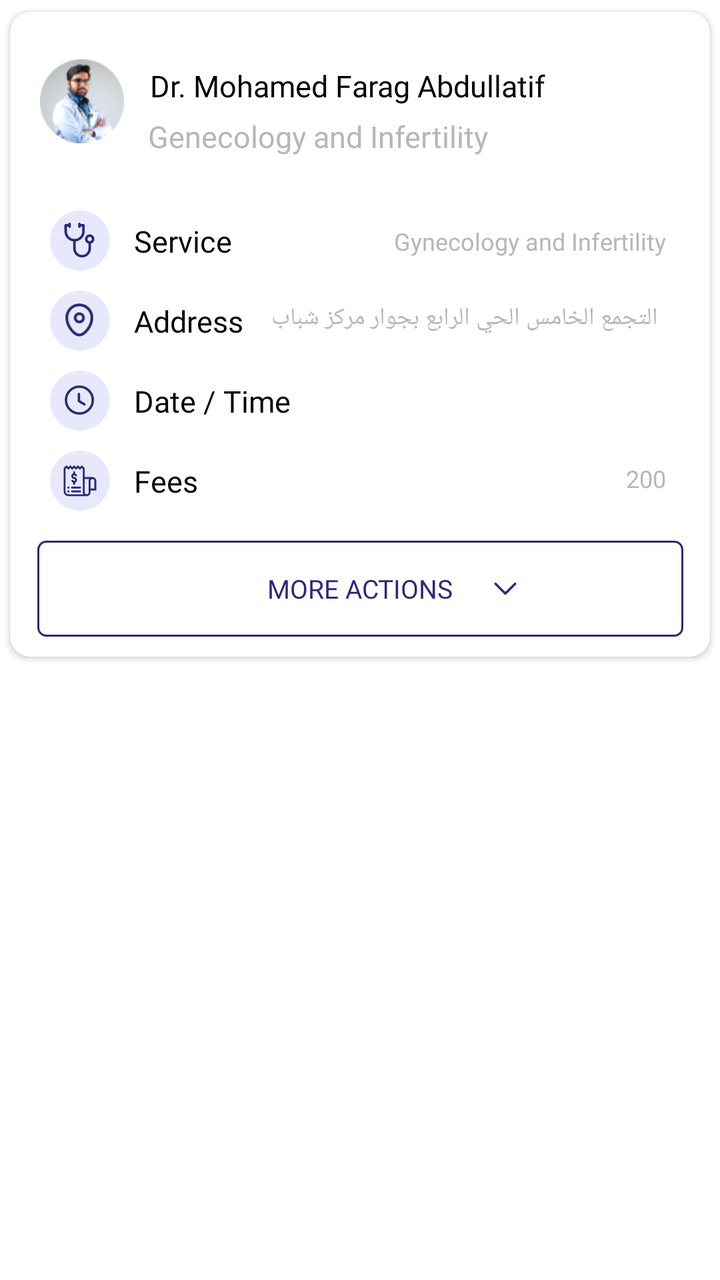
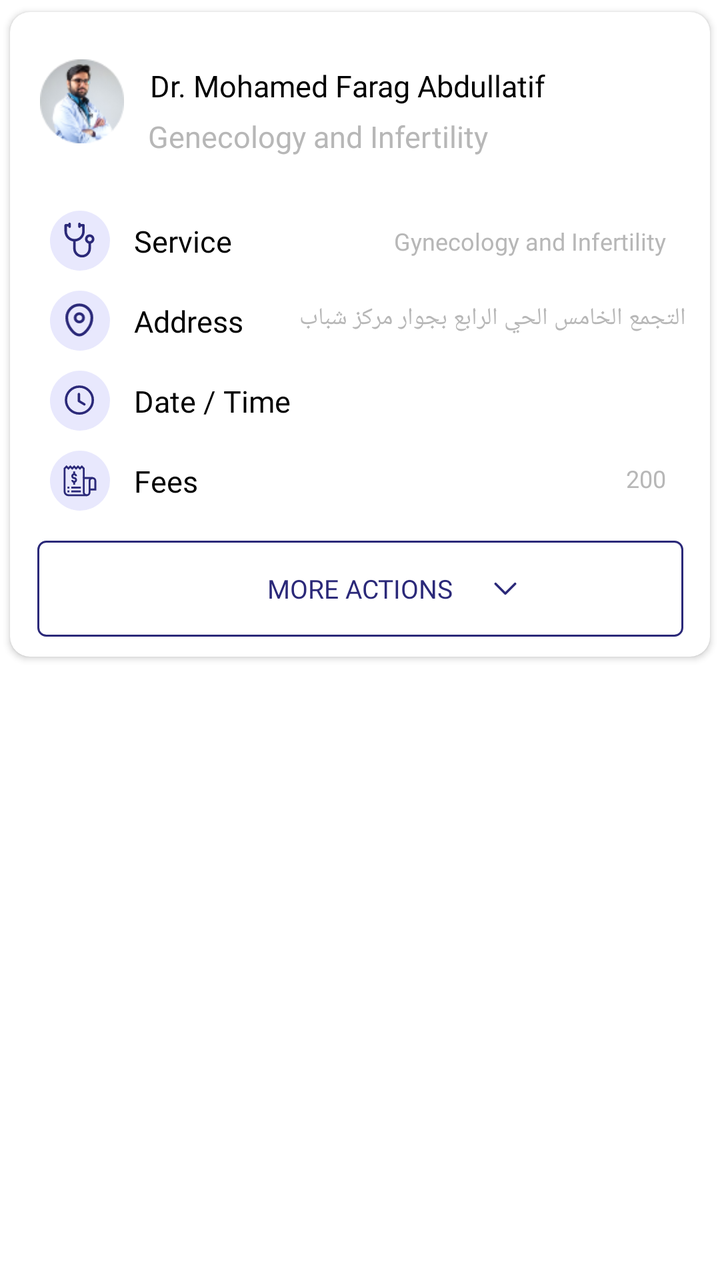

Two renders of the same Android screen: before a commit and after it. Below are the layout's source before the change and the commit's diff.
<!-- AndroidManifest.xml: application theme Theme.NewDesign -->
<!-- res/layout/item_layout_schedule.xml -->
<?xml version="1.0" encoding="utf-8"?>
<layout xmlns:android="http://schemas.android.com/apk/res/android"
    xmlns:app="http://schemas.android.com/apk/res-auto">

    <androidx.constraintlayout.widget.ConstraintLayout
        android:layout_width="match_parent"
        android:layout_height="wrap_content">

        <androidx.cardview.widget.CardView
            android:id="@+id/cardview"
            android:layout_width="match_parent"
            android:layout_height="wrap_content"
            app:cardCornerRadius="10dp"
            app:cardUseCompatPadding="true"
            app:layout_constraintEnd_toEndOf="parent"
            app:layout_constraintStart_toStartOf="parent"
            app:layout_constraintTop_toTopOf="parent">

            <androidx.constraintlayout.widget.ConstraintLayout
                android:id="@+id/layput_services"
                android:layout_width="match_parent"
                android:layout_height="match_parent"
                android:padding="5dp">

                <androidx.constraintlayout.widget.ConstraintLayout
                    android:id="@+id/layout_doctorsDetail"
                    android:layout_width="match_parent"
                    android:layout_height="wrap_content"
                    android:layout_margin="10dp"
                    app:layout_constraintEnd_toEndOf="parent"
                    app:layout_constraintStart_toStartOf="parent"
                    app:layout_constraintTop_toTopOf="parent">

                    <com.google.android.material.imageview.ShapeableImageView
                        android:id="@+id/iv_doctorProfile"
                        android:layout_width="42dp"
                        android:layout_height="42dp"
                        android:src="@drawable/ic_docspecialization"
                        app:layout_constraintStart_toStartOf="parent"
                        app:layout_constraintTop_toTopOf="parent"
                        app:layout_constraintBottom_toBottomOf="parent"
                        />

                    <androidx.appcompat.widget.AppCompatTextView
                        android:id="@+id/tv_doctorName"
                        android:layout_width="0dp"
                        android:layout_height="wrap_content"
                        android:layout_marginStart="10dp"
                        android:fontFamily="@font/avenirltstd_roman"
                        android:gravity="start"
                        android:padding="3dp"
                        android:text="Dr. Mohamed Farag Abdullatif"
                        android:textColor="@color/black"
                        android:textSize="15sp"
                        app:layout_constraintStart_toEndOf="@+id/iv_doctorProfile"
                        app:layout_constraintTop_toTopOf="@+id/iv_doctorProfile" />

                    <androidx.appcompat.widget.AppCompatTextView
                        android:id="@+id/tv_Specialization"
                        android:layout_width="0dp"
                        android:layout_height="wrap_content"
                        android:layout_marginStart="10dp"
                        android:fontFamily="@font/avenirltstd_roman"
                        android:gravity="start"
                        android:padding="2dp"
                        android:text="Genecology and Infertility"
                        android:textColor="@color/gray"
                        android:textSize="15sp"
                        app:layout_constraintStart_toEndOf="@+id/iv_doctorProfile"
                        app:layout_constraintTop_toBottomOf="@+id/tv_doctorName" />


                </androidx.constraintlayout.widget.ConstraintLayout>


                <androidx.constraintlayout.widget.ConstraintLayout
                    android:id="@+id/layout_Subspecialization"
                    android:layout_width="match_parent"
                    android:layout_height="wrap_content"
                    android:layout_marginTop="10dp"
                    android:padding="5dp"
                    app:layout_constraintTop_toBottomOf="@+id/layout_doctorsDetail">

                    <androidx.constraintlayout.widget.ConstraintLayout
                        android:id="@+id/layout_Sub_specialization"
                        android:layout_width="30dp"
                        android:layout_height="30dp"
                        android:layout_marginTop="10dp"
                        android:layout_marginStart="10dp"
                        android:background="@drawable/bg_image_circle"
                        app:layout_constraintStart_toStartOf="parent"
                        app:layout_constraintTop_toTopOf="parent">

                        <com.google.android.material.imageview.ShapeableImageView
                            android:id="@+id/iv_sub_specialization"
                            android:layout_width="18dp"
                            android:layout_height="18dp"
                            android:adjustViewBounds="true"
                            android:src="@drawable/ic_sub_specialization"
                            app:layout_constraintBottom_toBottomOf="parent"
                            app:layout_constraintEnd_toEndOf="parent"
                            app:layout_constraintStart_toStartOf="parent"
                            app:layout_constraintTop_toTopOf="parent" />
                    </androidx.constraintlayout.widget.ConstraintLayout>

                    <androidx.appcompat.widget.AppCompatTextView
                        android:id="@+id/tv_sub_specialization"
                        android:layout_width="wrap_content"
                        android:layout_height="wrap_content"
                        android:layout_marginStart="10dp"
                        android:layout_marginTop="10dp"
                        android:fontFamily="@font/avenirltstd_roman"
                        android:gravity="start"
                        android:padding="2dp"
                        android:text="@string/service"
                        android:textColor="@color/black"
                        android:textSize="15sp"
                        app:layout_constraintStart_toEndOf="@+id/layout_Sub_specialization"
                        app:layout_constraintBottom_toBottomOf="@+id/layout_Sub_specialization"
                       app:layout_constraintTop_toTopOf="parent" />

                    <androidx.appcompat.widget.AppCompatTextView
                        android:id="@+id/Service"
                        android:layout_width="0dp"
                        android:layout_height="wrap_content"
                        android:layout_marginStart="10dp"
                        android:layout_marginTop="10dp"
                        android:layout_marginEnd="10dp"
                        android:fontFamily="@font/avenirltstd_black"
                        android:gravity="end"
                        android:padding="2dp"
                        android:text="Gynecology and Infertility"
                        android:textColor="@color/gray"
                        android:textSize="12sp"
                        app:layout_constraintEnd_toEndOf="parent"
                        app:layout_constraintStart_toEndOf="@+id/tv_sub_specialization"
                        app:layout_constraintBottom_toBottomOf="@+id/layout_Sub_specialization"
                        app:layout_constraintTop_toTopOf="parent" />
                </androidx.constraintlayout.widget.ConstraintLayout>
                <androidx.constraintlayout.widget.ConstraintLayout
                    android:id="@+id/Address"
                    android:layout_width="match_parent"
                    android:layout_height="wrap_content"
                    android:padding="5dp"
                    app:layout_constraintTop_toBottomOf="@+id/layout_Subspecialization">

                    <androidx.constraintlayout.widget.ConstraintLayout
                        android:id="@+id/layout_Address"
                        android:layout_width="30dp"
                        android:layout_height="30dp"
                        android:layout_marginStart="10dp"
                        android:background="@drawable/bg_image_circle"
                        app:layout_constraintStart_toStartOf="parent"
                        app:layout_constraintTop_toTopOf="parent">

                        <com.google.android.material.imageview.ShapeableImageView
                            android:id="@+id/iv_Address"
                            android:layout_width="18dp"
                            android:layout_height="18dp"
                            android:adjustViewBounds="true"
                            android:src="@drawable/ic_location"
                            app:layout_constraintBottom_toBottomOf="parent"
                            app:layout_constraintEnd_toEndOf="parent"
                            app:layout_constraintStart_toStartOf="parent"
                            app:layout_constraintTop_toTopOf="parent" />
                    </androidx.constraintlayout.widget.ConstraintLayout>

                    <androidx.appcompat.widget.AppCompatTextView
                        android:id="@+id/tv_Address"
                        android:layout_width="wrap_content"
                        android:layout_height="wrap_content"
                        android:layout_marginStart="10dp"
                        android:fontFamily="@font/avenirltstd_roman"
                        android:gravity="start"
                        android:padding="2dp"
                        android:text="@string/address"
                        android:textColor="@color/black"
                        android:textSize="15sp"
                        app:layout_constraintStart_toEndOf="@+id/layout_Address"
                        app:layout_constraintBottom_toBottomOf="@+id/layout_Address"
                        app:layout_constraintTop_toTopOf="parent" />

                    <androidx.appcompat.widget.AppCompatTextView
                        android:id="@+id/location"
                        android:layout_width="0dp"
                        android:layout_height="wrap_content"
                        android:layout_marginStart="10dp"
                        android:layout_marginEnd="10dp"
                        android:fontFamily="@font/avenirltstd_black"
                        android:gravity="end"
                        android:padding="2dp"
                        android:maxLines="1"
                        android:text="التجمع الخامس الحي الرابع بجوار مركز شباب التجمع الخامس 44 بـــ شارع 11"
                        android:textColor="@color/gray"
                        android:textSize="12sp"
                        app:layout_constraintEnd_toEndOf="parent"
                        app:layout_constraintStart_toEndOf="@+id/tv_Address"
                        app:layout_constraintBottom_toBottomOf="@+id/tv_Address"
                        app:layout_constraintTop_toTopOf="parent" />
                </androidx.constraintlayout.widget.ConstraintLayout>
                <androidx.constraintlayout.widget.ConstraintLayout
                    android:id="@+id/Waiting_Time"
                    android:layout_width="match_parent"
                    android:layout_height="wrap_content"
                    android:padding="5dp"
                    app:layout_constraintTop_toBottomOf="@+id/Address">

                    <androidx.constraintlayout.widget.ConstraintLayout
                        android:id="@+id/layout_Waiting_Time"
                        android:layout_width="30dp"
                        android:layout_height="30dp"
                        android:layout_marginStart="10dp"
                        android:background="@drawable/bg_image_circle"
                        app:layout_constraintStart_toStartOf="parent"
                        app:layout_constraintTop_toTopOf="parent">

                        <com.google.android.material.imageview.ShapeableImageView
                            android:id="@+id/iv_WaitingTime"
                            android:layout_width="18dp"
                            android:layout_height="18dp"
                            android:adjustViewBounds="true"
                            android:src="@drawable/ic_watingtime"
                            app:layout_constraintBottom_toBottomOf="parent"
                            app:layout_constraintEnd_toEndOf="parent"
                            app:layout_constraintStart_toStartOf="parent"
                            app:layout_constraintTop_toTopOf="parent" />
                    </androidx.constraintlayout.widget.ConstraintLayout>

                    <androidx.appcompat.widget.AppCompatTextView
                        android:id="@+id/tv_WaitingTime"
                        android:layout_width="wrap_content"
                        android:layout_height="wrap_content"
                        android:layout_marginStart="10dp"
                        android:fontFamily="@font/avenirltstd_roman"
                        android:gravity="start"
                        android:padding="2dp"
                        android:text="@string/date_time"
                        android:textColor="@color/black"
                        android:textSize="15sp"
                        app:layout_constraintStart_toEndOf="@+id/layout_Waiting_Time"
                        app:layout_constraintBottom_toBottomOf="@+id/layout_Waiting_Time"
                        app:layout_constraintTop_toTopOf="parent" />

                    <androidx.appcompat.widget.AppCompatTextView
                        android:id="@+id/waitingTime"
                        android:layout_width="0dp"
                        android:layout_height="wrap_content"
                        android:layout_marginStart="10dp"
                        android:layout_marginEnd="10dp"
                        android:fontFamily="@font/avenirltstd_black"
                        android:gravity="end"
                        android:padding="2dp"
                        android:text=""
                        android:textColor="@color/gray"
                        android:textSize="12sp"
                        app:layout_constraintEnd_toEndOf="parent"
                        app:layout_constraintStart_toEndOf="@+id/tv_WaitingTime"
                        app:layout_constraintBottom_toBottomOf="@+id/tv_WaitingTime"
                        app:layout_constraintTop_toTopOf="parent" />
                </androidx.constraintlayout.widget.ConstraintLayout>
                <androidx.constraintlayout.widget.ConstraintLayout
                    android:id="@+id/Fees"
                    android:layout_width="match_parent"
                    android:layout_height="wrap_content"
                    android:padding="5dp"
                    app:layout_constraintTop_toBottomOf="@+id/Waiting_Time">

                    <androidx.constraintlayout.widget.ConstraintLayout
                        android:id="@+id/layout_Fees"
                        android:layout_width="30dp"
                        android:layout_height="30dp"
                        android:layout_marginStart="10dp"
                        android:background="@drawable/bg_image_circle"
                        app:layout_constraintStart_toStartOf="parent"
                        app:layout_constraintTop_toTopOf="parent">

                        <com.google.android.material.imageview.ShapeableImageView
                            android:id="@+id/iv_Fees"
                            android:layout_width="18dp"
                            android:layout_height="18dp"
                            android:adjustViewBounds="true"
                            android:src="@drawable/ic_fees"
                            app:layout_constraintBottom_toBottomOf="parent"
                            app:layout_constraintEnd_toEndOf="parent"
                            app:layout_constraintStart_toStartOf="parent"
                            app:layout_constraintTop_toTopOf="parent" />
                    </androidx.constraintlayout.widget.ConstraintLayout>

                    <androidx.appcompat.widget.AppCompatTextView
                        android:id="@+id/tv_Fees"
                        android:layout_width="wrap_content"
                        android:layout_height="wrap_content"
                        android:layout_marginStart="10dp"
                        android:fontFamily="@font/avenirltstd_roman"
                        android:gravity="start"
                        android:padding="2dp"
                        android:text="@string/fees"
                        android:textColor="@color/black"
                        android:textSize="15sp"
                        app:layout_constraintStart_toEndOf="@+id/layout_Fees"
                        app:layout_constraintBottom_toBottomOf="@+id/layout_Fees"
                        app:layout_constraintTop_toTopOf="parent" />

                    <androidx.appcompat.widget.AppCompatTextView
                        android:id="@+id/Feesresult"
                        android:layout_width="0dp"
                        android:layout_height="wrap_content"
                        android:layout_marginStart="10dp"
                        android:layout_marginEnd="10dp"
                        android:fontFamily="@font/avenirltstd_black"
                        android:gravity="end"
                        android:padding="2dp"
                        android:text="200"
                        android:textColor="@color/gray"
                        android:textSize="12sp"
                        app:layout_constraintEnd_toEndOf="parent"
                        app:layout_constraintStart_toEndOf="@+id/tv_Fees"
                        app:layout_constraintBottom_toBottomOf="@+id/tv_Fees"
                        app:layout_constraintTop_toTopOf="parent" />
                </androidx.constraintlayout.widget.ConstraintLayout>

                <androidx.constraintlayout.widget.ConstraintLayout
                    android:id="@+id/layout"
                    android:layout_width="0dp"
                    android:layout_height="wrap_content"
                    app:layout_constraintEnd_toEndOf="parent"
                    app:layout_constraintStart_toStartOf="parent"
                    app:layout_constraintTop_toBottomOf="@+id/Fees"
                    app:layout_constraintBottom_toBottomOf="parent"
                    android:layout_marginBottom="5dp"
                    app:layout_constraintWidth_percent=".95"
                    android:layout_marginTop="10dp">
                    <androidx.appcompat.widget.AppCompatButton
                        android:id="@+id/btn_MoreAction"
                        android:layout_width="0dp"
                        android:layout_height="wrap_content"
                        android:background="@drawable/bg_button_schedule"
                        android:fontFamily="@font/avenirltstd_roman"
                        android:text="@string/more_actions"
                        android:textColor="@color/blue"
                        android:textSize="13sp"
                        app:layout_constraintEnd_toEndOf="parent"
                        app:layout_constraintStart_toStartOf="parent"
                        app:layout_constraintTop_toTopOf="parent"
                        />

                </androidx.constraintlayout.widget.ConstraintLayout>

                <com.google.android.material.imageview.ShapeableImageView
                    android:id="@+id/iv_more"
                    android:layout_width="18dp"
                    android:layout_height="18dp"
                    android:adjustViewBounds="true"
                    android:src="@drawable/ic_arrowdownblue"
                    app:layout_constraintBottom_toBottomOf="@+id/layout"
                    app:layout_constraintEnd_toEndOf="@+id/layout"
                    android:layout_marginEnd="80dp"
                    app:layout_constraintTop_toTopOf="@+id/layout" />



            </androidx.constraintlayout.widget.ConstraintLayout>
        </androidx.cardview.widget.CardView>


    </androidx.constraintlayout.widget.ConstraintLayout>

</layout>
<!-- resources referenced by this layout -->
<resources>
  <color name="black">#FF000000</color>
  <color name="blue">#2B2979</color>
  <color name="gray">#B7B7B7</color>
  <!-- drawable bg_button_schedule (drawable) -->
  <?xml version="1.0" encoding="utf-8"?>
  <shape xmlns:android="http://schemas.android.com/apk/res/android"
      android:shape="rectangle">
      <solid android:color="@color/white" />
      <stroke
          android:width="1dp"
          android:color="@color/blue" />
      <corners android:radius="4dp" />
  </shape>
  <!-- drawable bg_image_circle (drawable) -->
  <?xml version="1.0" encoding="utf-8"?>
  <shape xmlns:android="http://schemas.android.com/apk/res/android"
      android:shape="oval"
      >
  
      <solid android:color="@color/color_completeprofile"/>
      <size android:width="50dp" android:height="50dp"/>
  
  </shape>
  <!-- drawable ic_arrowdownblue (drawable) -->
  <vector xmlns:android="http://schemas.android.com/apk/res/android"
      android:width="15dp"
      android:height="14dp"
      android:viewportWidth="15"
      android:viewportHeight="14">
    <path
        android:strokeWidth="1"
        android:pathData="M11.583,4.958L7.5,9.042L3.417,4.958"
        android:strokeLineJoin="round"
        android:fillColor="#00000000"
        android:strokeColor="#2B2979"
        android:strokeLineCap="round"/>
  </vector>
  <!-- drawable ic_watingtime (drawable) -->
  <vector xmlns:android="http://schemas.android.com/apk/res/android"
      android:width="15dp"
      android:height="15dp"
      android:viewportWidth="15"
      android:viewportHeight="15">
    <path
        android:strokeWidth="1"
        android:pathData="M12.838,7.25C12.838,10.337 10.336,12.839 7.25,12.839C4.163,12.839 1.661,10.337 1.661,7.25C1.661,4.164 4.163,1.662 7.25,1.662C10.336,1.662 12.838,4.164 12.838,7.25Z"
        android:strokeLineJoin="round"
        android:fillColor="#00000000"
        android:fillType="evenOdd"
        android:strokeColor="#2B2979"
        android:strokeLineCap="round"/>
    <path
        android:strokeWidth="1"
        android:pathData="M9.323,9.028L7.045,7.669V4.741"
        android:strokeLineJoin="round"
        android:fillColor="#00000000"
        android:strokeColor="#2B2979"
        android:strokeLineCap="round"/>
  </vector>
  <string name="address">Address</string>
  <string name="date_time">Date / Time</string>
  <string name="fees">Fees</string>
  <string name="more_actions">More Actions</string>
  <string name="service">Service</string>
  <style name="Theme.NewDesign" parent="Theme.MaterialComponents.Light.NoActionBar">
          
          <item name="colorPrimary">@color/purple_500</item>
          <item name="colorPrimaryVariant">@color/purple_700</item>
          <item name="colorOnPrimary">@color/white</item>
          
          <item name="colorSecondary">#0639BA</item>
          <item name="colorSecondaryVariant">@color/teal_700</item>
          <item name="colorOnSecondary">@color/black</item>
          
          <item name="android:statusBarColor">?attr/colorPrimaryVariant</item>
          
      </style>
  <color name="white">#FFFFFFFF</color>
  <color name="color_completeprofile">#E8E8FD</color>
  <color name="purple_500">#AEB3BE</color>
  <color name="purple_700">#FF3700B3</color>
  <color name="teal_700">#FF018786</color>
  <!-- unchanged entries left out for length: 4 -->
</resources>

<!-- the commit's change to res/layout/item_layout_schedule.xml (unified diff, before → after) -->
@@ -78,6 +78,7 @@
                     android:layout_width="match_parent"
                     android:layout_height="wrap_content"
                     android:layout_marginTop="10dp"
+
                     android:padding="5dp"
                     app:layout_constraintTop_toBottomOf="@+id/layout_doctorsDetail">
 
@@ -185,10 +186,9 @@
                         android:layout_width="0dp"
                         android:layout_height="wrap_content"
                         android:layout_marginStart="10dp"
-                        android:layout_marginEnd="10dp"
                         android:fontFamily="@font/avenirltstd_black"
-                        android:gravity="end"
-                        android:padding="2dp"
+                        android:gravity="start"
+                       android:padding="2dp"
                         android:maxLines="1"
                         android:text="التجمع الخامس الحي الرابع بجوار مركز شباب التجمع الخامس 44 بـــ شارع 11"
                         android:textColor="@color/gray"
